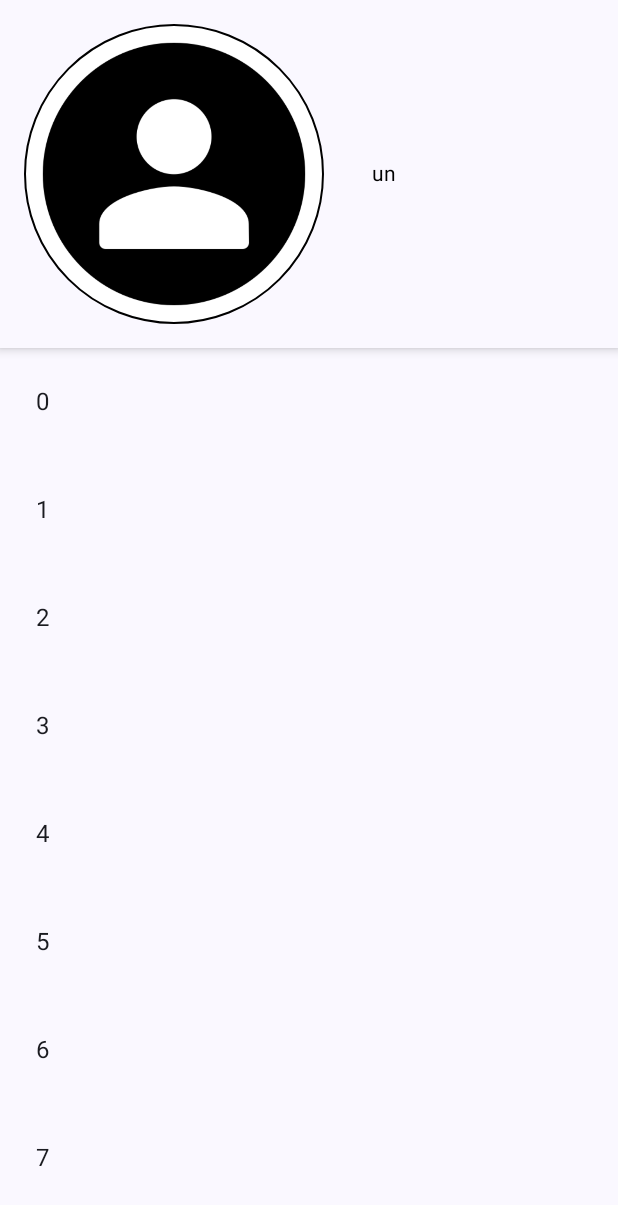
After one commit to Godsmack121Kcamsdog/compose_sample, an Android app built with Jetpack Compose: the MealDetailsScreen screen opened through its navigation route, on a phone screen of 412 x 824 dp. The commit adds this screen. Shown: the top 1205 px of the screen. Run offline under Robolectric (Android 15) with nearby library versions, the phone set to English and light mode, and no system bars; network calls fail; pictures from the network do not load; 1 statement that could not run was skipped.

Commit message:
added meal details with animations

```diff
--- a/app/build.gradle.kts
+++ b/app/build.gradle.kts
@@ -63,7 +63,7 @@ dependencies {
     implementation(libs.androidx.ui.tooling.preview)
     implementation(libs.androidx.material3)
     //UI
-    implementation(libs.glide.compose)
+    implementation(libs.coil.compose)
     //Network
     implementation(libs.gson)
     implementation(libs.retrofit)
--- a/app/src/main/java/com/kucherenko/ronis/compose_app/MainActivity.kt
+++ b/app/src/main/java/com/kucherenko/ronis/compose_app/MainActivity.kt
@@ -7,6 +7,7 @@ import androidx.activity.compose.setContent
 import androidx.activity.enableEdgeToEdge
 import androidx.activity.viewModels
 import androidx.compose.runtime.Composable
+import androidx.compose.runtime.collectAsState
 import androidx.lifecycle.lifecycleScope
 import androidx.navigation.NavHostController
 import androidx.navigation.compose.NavHost
@@ -15,9 +16,10 @@ import androidx.navigation.compose.rememberNavController
 import com.kucherenko.ronis.compose_app.ui.navigation.Navigation
 import com.kucherenko.ronis.compose_app.ui.screens.FriendsScreen
 import com.kucherenko.ronis.compose_app.ui.screens.LoginScreen
-import com.kucherenko.ronis.compose_app.ui.screens.MealsCategoriesScreen
 import com.kucherenko.ronis.compose_app.ui.screens.UserDetailsScreen
 import com.kucherenko.ronis.compose_app.ui.screens.UserInfoScreen
+import com.kucherenko.ronis.compose_app.ui.screens.meals.MealsCategoriesScreen
+import com.kucherenko.ronis.compose_app.ui.screens.meals.details.MealDetailsScreen
 import com.kucherenko.ronis.compose_app.ui.theme.MyApplicationTheme
 import com.kucherenko.ronis.compose_app.vm.FriendsViewModel
 import com.kucherenko.ronis.compose_app.vm.LoginViewModel
@@ -58,9 +60,7 @@ class MainActivity : ComponentActivity() {
     fun InitNavigation() {
         navController = rememberNavController()
         MyApplicationTheme {
-            NavHost(
-                navController = navController, startDestination = Navigation.LOGIN_SCREEN
-            ) {
+            NavHost(navController = navController, startDestination = "test") {
                 composable(route = Navigation.LOGIN_SCREEN) {
                     LoginScreen(vm = viewModel)
                 }
@@ -77,6 +77,13 @@ class MainActivity : ComponentActivity() {
                 composable(route = Navigation.USER_FRIENDS) {
                     FriendsScreen(vm = friendsViewModel, navController = navController)
                 }
+                composable(route = "test") {
+                    MealsCategoriesScreen(mealsCategoriesViewModel, navController)
+                }
+                composable(route = Navigation.MEAL_DETAILS) {
+                    val meal = mealsCategoriesViewModel.selectedMealFlow.collectAsState()
+                    MealDetailsScreen(meal.value)
+                }
             }
         }
     }
--- a/app/src/main/java/com/kucherenko/ronis/compose_app/data/repository/UsersRepository.kt
+++ b/app/src/main/java/com/kucherenko/ronis/compose_app/data/repository/UsersRepository.kt
@@ -15,7 +15,7 @@ class UsersRepository(val dispatcher: CoroutineDispatcher = Dispatchers.IO) {
                     id = 0,
                     name = "Oleksii Kucherenko",
                     isActive = true,
-                    imageUrl = "https://modof.club/uploads/posts/2023-09/thumbs/1694750640_modof-club-p-obraz-muzhchini-v-stile-avatar-19.jpg"
+                    imageUrl = "https://img.freepik.com/free-photo/medium-shot-anime-style-man-portrait_23-2151067427.jpg"
                 )
             )
             users.add(
--- a/app/src/main/java/com/kucherenko/ronis/compose_app/ui/navigation/Navigation.kt
+++ b/app/src/main/java/com/kucherenko/ronis/compose_app/ui/navigation/Navigation.kt
@@ -5,5 +5,5 @@ object Navigation {
     const val USER_SCREEN = "screen_2"
     const val USER_DETAILS = "screen_3"
     const val USER_FRIENDS = "screen_4"
-    const val USER_MEALS = "screen_5"
+    const val MEAL_DETAILS = "screen_5"
 }
--- /dev/null
+++ b/app/src/main/java/com/kucherenko/ronis/compose_app/ui/screens/meals/MealsCategoriesScreen.kt
@@ -0,0 +1,28 @@
+package com.kucherenko.ronis.compose_app.ui.screens.meals
+
+import androidx.compose.foundation.layout.PaddingValues
+import androidx.compose.foundation.lazy.LazyColumn
+import androidx.compose.foundation.lazy.items
+import androidx.compose.runtime.Composable
+import androidx.compose.runtime.LaunchedEffect
+import androidx.compose.runtime.collectAsState
+import androidx.compose.ui.unit.dp
+import androidx.navigation.NavHostController
+import com.kucherenko.ronis.compose_app.ui.navigation.Navigation
+import com.kucherenko.ronis.compose_app.vm.MealsCategoriesViewModel
+
+@Composable
+fun MealsCategoriesScreen(vm: MealsCategoriesViewModel, navController: NavHostController?) {
+    LaunchedEffect(key1 = "GET_MEALS") {
+        vm.getMeals()
+    }
+    val mealsFromApi = vm.mealsFLow.collectAsState()
+    LazyColumn(contentPadding = PaddingValues(16.dp)) {
+        items(mealsFromApi.value) { meal ->
+            MealsCategory(meal) {
+                vm.selectMeal(meal)
+                navController?.navigate(Navigation.MEAL_DETAILS)
+            }
+        }
+    }
+}
--- /dev/null
+++ b/app/src/main/java/com/kucherenko/ronis/compose_app/ui/screens/meals/details/MealDetailsScreen.kt
@@ -0,0 +1,114 @@
+package com.kucherenko.ronis.compose_app.ui.screens.meals.details
+
+import androidx.compose.animation.animateColor
+import androidx.compose.animation.core.animateDp
+import androidx.compose.animation.core.animateDpAsState
+import androidx.compose.animation.core.updateTransition
+import androidx.compose.foundation.BorderStroke
+import androidx.compose.foundation.Image
+import androidx.compose.foundation.layout.Column
+import androidx.compose.foundation.layout.Row
+import androidx.compose.foundation.layout.fillMaxWidth
+import androidx.compose.foundation.layout.padding
+import androidx.compose.foundation.layout.size
+import androidx.compose.foundation.lazy.LazyColumn
+import androidx.compose.foundation.lazy.items
+import androidx.compose.foundation.lazy.rememberLazyListState
+import androidx.compose.foundation.shape.CircleShape
+import androidx.compose.material3.Card
+import androidx.compose.material3.CardDefaults
+import androidx.compose.material3.MaterialTheme
+import androidx.compose.material3.Surface
+import androidx.compose.material3.Text
+import androidx.compose.runtime.Composable
+import androidx.compose.runtime.getValue
+import androidx.compose.runtime.mutableStateOf
+import androidx.compose.runtime.remember
+import androidx.compose.ui.Alignment
+import androidx.compose.ui.Modifier
+import androidx.compose.ui.graphics.Color
+import androidx.compose.ui.platform.LocalContext
+import androidx.compose.ui.text.TextStyle
+import androidx.compose.ui.unit.Dp
+import androidx.compose.ui.unit.dp
+import androidx.compose.ui.unit.max
+import coil.compose.rememberAsyncImagePainter
+import coil.request.ImageRequest
+import coil.size.Size
+import coil.transform.CircleCropTransformation
+import com.kucherenko.ronis.compose_app.data.models.network.MealResponse
+import com.kucherenko.ronis.myapplication.R
+import kotlin.math.min
+
+@Composable
+fun MealDetailsScreen(meal: MealResponse?) {
+    val scrollState = rememberLazyListState()
+    val offset = min(
+        1f,
+        1 - (scrollState.firstVisibleItemScrollOffset / 600f + scrollState.firstVisibleItemIndex)
+    )
+
+    //updating mealPictureState updates all transition values
+    val mealPictureState by remember { mutableStateOf(MealPictureState.Normal) }
+
+    val transition = updateTransition(targetState = mealPictureState)
+    val color by transition.animateColor(targetValueByState = { it.color })
+    val widthSize by transition.animateDp(targetValueByState = { it.borderWidth })
+    val txtSize by transition.animateDp(targetValueByState = { it.textSize })
+
+    val size by animateDpAsState(targetValue = max(100.dp, 200.dp * offset))
+    Surface(color = MaterialTheme.colorScheme.background) {
+        Column {
+            Surface(shadowElevation = 4.dp) {
+                Row(modifier = Modifier.fillMaxWidth()) {
+                    Card(
+                        colors = CardDefaults.cardColors(containerColor = Color.White),
+                        modifier = Modifier.padding(16.dp),
+                        shape = CircleShape,
+                        border = BorderStroke(
+                            width = widthSize,
+                            color = color
+                        )
+                    ) {
+                        Image(
+                            painter = rememberAsyncImagePainter(
+                                model = ImageRequest.Builder(LocalContext.current)
+                                    .data(meal?.imageUrl)
+                                    .size(Size.ORIGINAL).transformations(CircleCropTransformation())
+                                    .placeholder(R.drawable.default_avatar) // Placeholder while loading
+                                    .error(R.drawable.default_avatar) // Error image if loading fails
+                                    .fallback(R.drawable.default_avatar) // Shown if URL is null
+                                    .build()
+                            ),
+                            contentDescription = "meal image",
+                            modifier = Modifier.size(size)
+                        )
+                    }
+                    Text(
+                        meal?.name ?: "unknown",
+                        style = TextStyle(color = Color.Black),
+                        modifier = Modifier
+                            .padding(16.dp)
+                            .size(txtSize)
+                            .align(Alignment.CenterVertically)
+                    )
+                }
+            }
+            val mockedList = (0..100).map { it.toString() }
+            LazyColumn(state = scrollState) {
+                items(mockedList) { item ->
+                    Text(
+                        text = item, modifier = Modifier
+                            .padding(24.dp)
+                            .fillMaxWidth()
+                    )
+                }
+            }
+        }
+    }
+}
+
+enum class MealPictureState(val color: Color, val textSize: Dp, val borderWidth: Dp) {
+    Normal(Color.Black, 16.dp, 1.dp),
+    Expanded(Color.Yellow, 20.dp, 2.dp)
+}
--- a/app/src/main/java/com/kucherenko/ronis/compose_app/vm/MealsCategoriesViewModel.kt
+++ b/app/src/main/java/com/kucherenko/ronis/compose_app/vm/MealsCategoriesViewModel.kt
@@ -1,10 +1,12 @@
 package com.kucherenko.ronis.compose_app.vm
 
 import androidx.lifecycle.ViewModel
+import androidx.lifecycle.viewModelScope
 import com.kucherenko.ronis.compose_app.data.models.network.MealResponse
 import com.kucherenko.ronis.compose_app.data.repository.MealsRepository
 import kotlinx.coroutines.flow.MutableStateFlow
 import kotlinx.coroutines.flow.asStateFlow
+import kotlinx.coroutines.launch
 
 class MealsCategoriesViewModel(private val repository: MealsRepository = MealsRepository()) :
     ViewModel() {
@@ -12,8 +14,19 @@ class MealsCategoriesViewModel(private val repository: MealsRepository = MealsRe
     private val _mealsFLow = MutableStateFlow<List<MealResponse>>(emptyList())
     val mealsFLow = _mealsFLow.asStateFlow()
 
+    private val _selectedMealFlow = MutableStateFlow<MealResponse?>(null)
+    val selectedMealFlow = _selectedMealFlow.asStateFlow()
+
     suspend fun getMeals() {
         val categories = repository.getMeals().categories
         _mealsFLow.emit(categories)
     }
+
+    fun selectMeal(meal: MealResponse) {
+        viewModelScope.launch {
+            _selectedMealFlow.emit(meal)
+        }
+    }
+
+
 }
```
Also changed, not shown: app/src/main/java/com/kucherenko/ronis/compose_app/ui/screens/Screens.kt (+2 -15 lines), app/src/main/java/com/kucherenko/ronis/compose_app/ui/screens/items/Items.kt (+26 -45 lines), app/src/main/java/com/kucherenko/ronis/compose_app/ui/screens/meals/MealsCategory.kt (added, +106 -0 lines), gradle/libs.versions.toml (+4 -4 lines).
